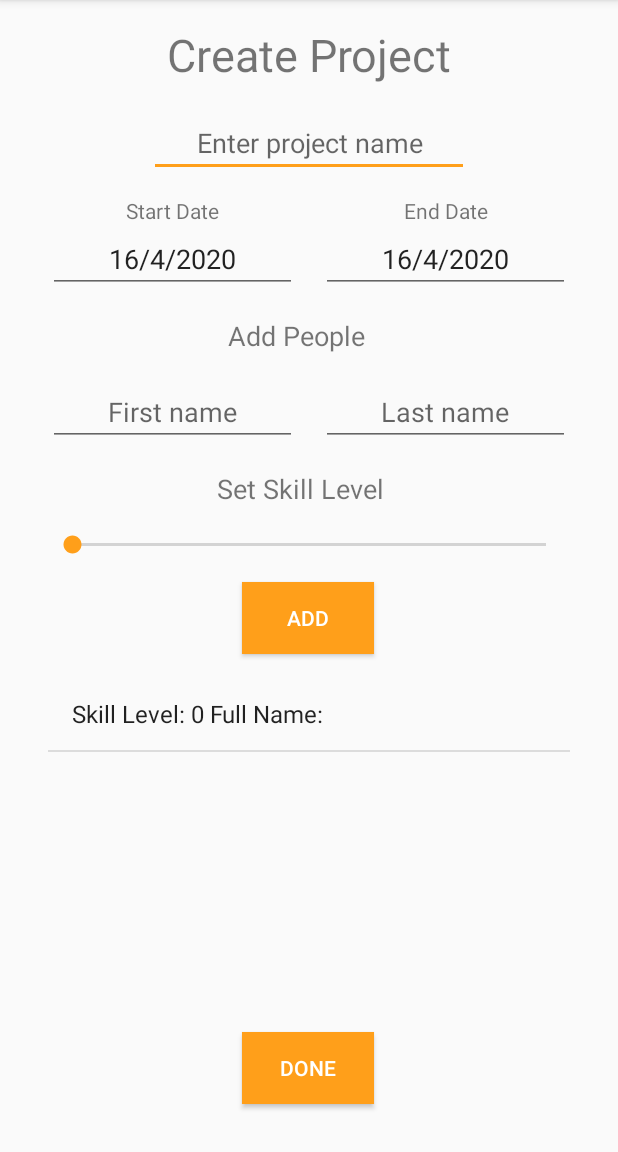
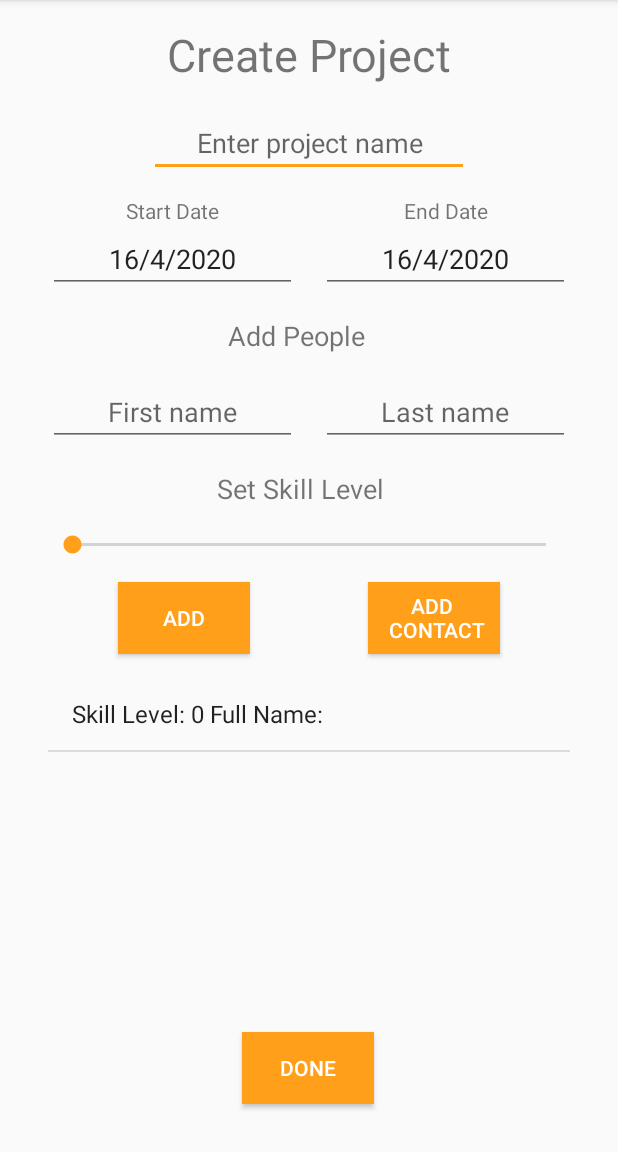
Before and after one commit to poirotTheCodeCat/programManagerA2, an Android app: the CreateProjectFragment screen opened through its navigation route, after a tap on "ADD", on a phone screen of 412 x 824 dp, the part 84-1236 px from its top. Run offline under Robolectric (Android 15) with nearby library versions, the phone set to English and light mode, and no system bars; our stand-ins replace Volley; libraries missing offline, so code that uses them is left out: com.gun0912.tedpermission; network calls fail; 2 statements that could not run were skipped; 1 other tap on this screen came first.

Commit message:
Added Contacts button to the create project fragment

```diff
--- a/app/src/main/res/layout/fragment_create_project.xml
+++ b/app/src/main/res/layout/fragment_create_project.xml
@@ -177,9 +177,24 @@
         android:paddingRight="5dp"
         android:text="@string/confirm_person"
         android:textColor="@color/colorWhite"
+        app:layout_constraintEnd_toStartOf="@id/button_add_contact"
+        app:layout_constraintHorizontal_bias="0.498"
+        app:layout_constraintStart_toStartOf="parent"
+        app:layout_constraintTop_toBottomOf="@+id/seekBar_skill_level" />
+
+    <Button
+        android:id="@+id/button_add_contact"
+        android:layout_width="wrap_content"
+        android:layout_height="wrap_content"
+        android:layout_marginTop="16dp"
+        android:background="@color/colorAccent"
+        android:paddingLeft="5dp"
+        android:paddingRight="5dp"
+        android:text="@string/add_contact"
+        android:textColor="@color/colorWhite"
         app:layout_constraintEnd_toEndOf="parent"
         app:layout_constraintHorizontal_bias="0.498"
-        app:layout_constraintStart_toStartOf="parent"
+        app:layout_constraintStart_toEndOf="@id/button_add_person"
         app:layout_constraintTop_toBottomOf="@+id/seekBar_skill_level" />
 
     <SeekBar
--- a/app/src/main/res/values/strings.xml
+++ b/app/src/main/res/values/strings.xml
@@ -42,4 +42,5 @@
     <string name="insert_task">INSERT</string>
     <string name="back_button_tasks">BACK</string>
     <string name="complete_task_string">COMPLETE</string>
+    <string name="add_contact">Add \n Contact</string>
 </resources>
```
